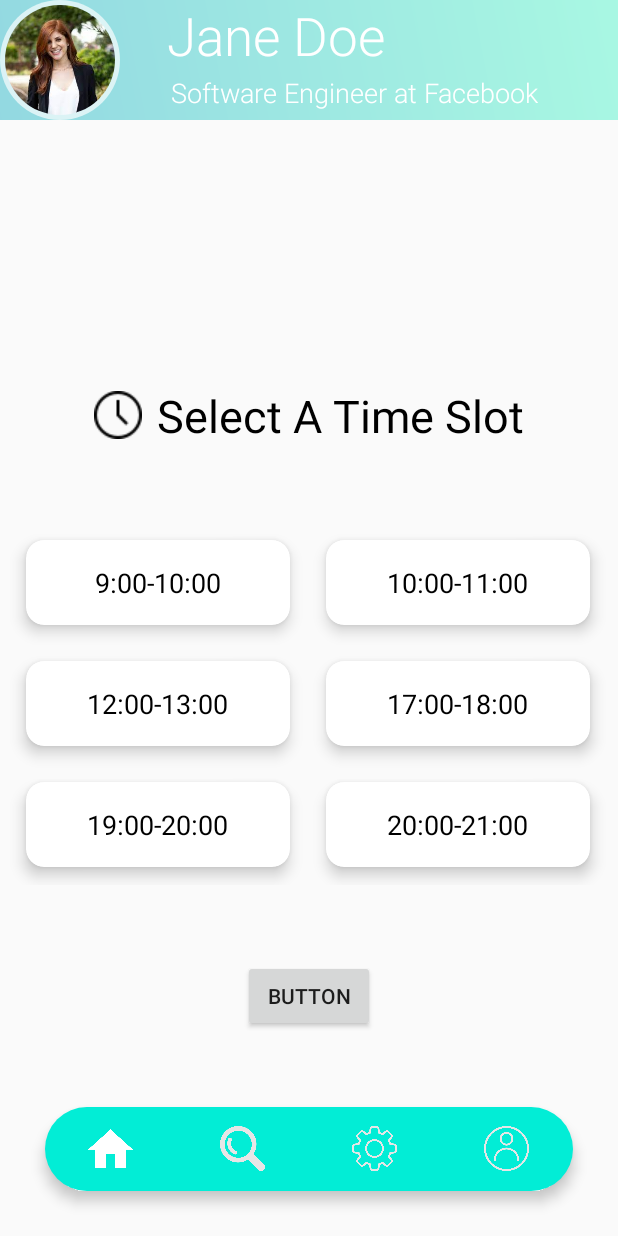
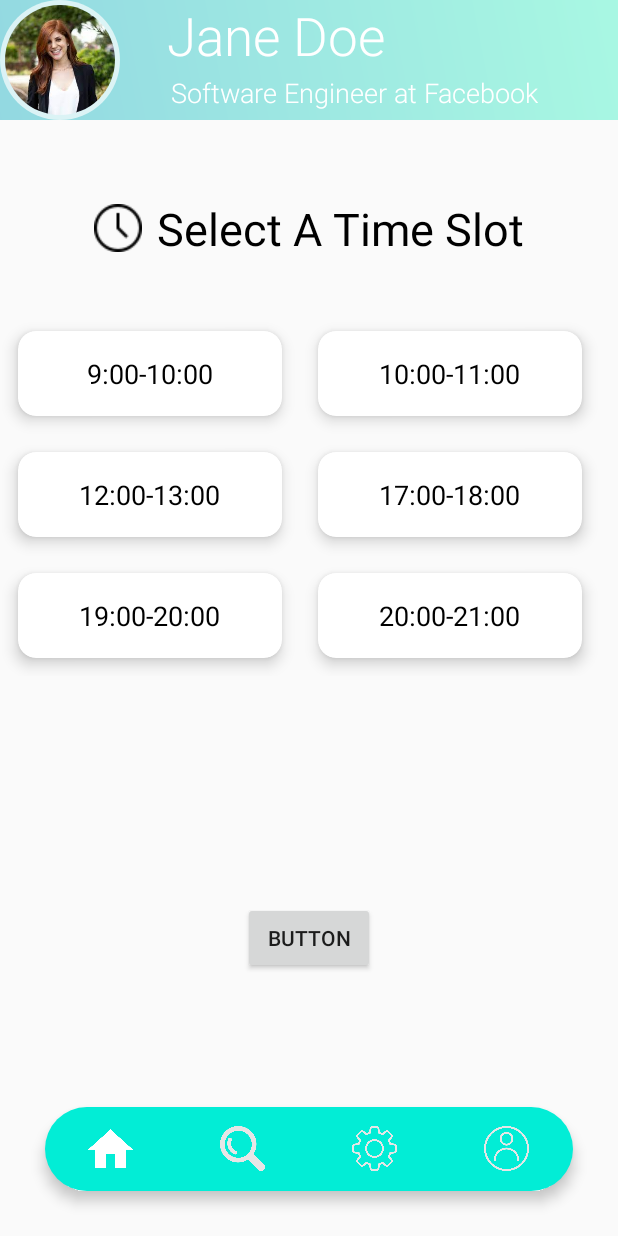
Before and after one commit to evialv/Computer_Human_Interaction_Project, an Android app: the TimeSlots screen opened directly, with no data from a screen before it, on a phone screen of 412 x 824 dp. Run offline under Robolectric (Android 15) with nearby library versions, the phone set to English and light mode, and no system bars; our stand-ins replace CircleImageView.

Commit message:
updating time slot template

```diff
--- a/app/src/main/res/layout/activity_time_slots.xml
+++ b/app/src/main/res/layout/activity_time_slots.xml
@@ -57,9 +57,9 @@
             android:layout_height="wrap_content"
             android:layout_below="@+id/image"
             android:layout_alignBottom="@+id/profName"
+            android:layout_marginLeft="60dp"
             android:layout_marginTop="29dp"
             android:layout_marginBottom="-36dp"
-            android:layout_marginLeft="60dp"
             android:fontFamily="sans-serif-light"
             android:text="Software Engineer at Facebook"
             android:textAlignment="center"
@@ -72,18 +72,17 @@
         android:id="@+id/pick_date"
         android:layout_width="wrap_content"
         android:layout_height="wrap_content"
+        android:layout_marginTop="52dp"
         android:drawableLeft="@drawable/clock_32"
         android:drawablePadding="10dp"
+
         android:text="Select A Time Slot"
-
         android:textAlignment="center"
         android:textColor="@color/black"
         android:textSize="30sp"
-        app:layout_constraintBottom_toTopOf="@+id/scrollView2"
         app:layout_constraintEnd_toEndOf="parent"
         app:layout_constraintStart_toStartOf="parent"
-        app:layout_constraintTop_toBottomOf="@+id/rellayout1"
-        app:layout_constraintVertical_bias="0.776" />
+        app:layout_constraintTop_toBottomOf="@+id/rellayout1" />
 
     <com.google.android.material.bottomnavigation.BottomNavigationView
         android:id="@+id/bottomNav"
@@ -106,12 +105,10 @@
         android:layout_width="400dp"
 
         android:layout_height="wrap_content"
-        android:layout_marginBottom="148dp"
-        app:layout_constraintBottom_toTopOf="@+id/bottomNav"
-        app:layout_constraintEnd_toEndOf="parent"
 
-        app:layout_constraintHorizontal_bias="0.454"
-        app:layout_constraintStart_toStartOf="parent">
+        android:layout_marginTop="36dp"
+        app:layout_constraintStart_toStartOf="parent"
+        app:layout_constraintTop_toBottomOf="@+id/pick_date">
 
         <GridLayout
             android:layout_width="match_parent"
@@ -329,10 +326,12 @@
         android:layout_width="wrap_content"
         android:layout_height="wrap_content"
         android:text="Button"
+
         app:layout_constraintBottom_toTopOf="@+id/bottomNav"
         app:layout_constraintEnd_toEndOf="parent"
         app:layout_constraintStart_toStartOf="parent"
-        app:layout_constraintTop_toBottomOf="@+id/scrollView2" />
+        app:layout_constraintTop_toBottomOf="@+id/scrollView2"
+        app:layout_constraintVertical_bias="0.63" />
 
 
 </androidx.constraintlayout.widget.ConstraintLayout>
```
